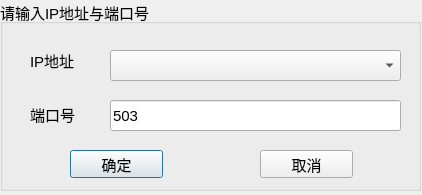
Old version of the form Demo2/setip.ui in the repository SoSuperSmall/QT.
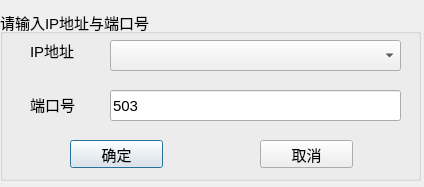
New version of the form.

What changed in the file:
```diff
--- a/Demo2/setip.ui
+++ b/Demo2/setip.ui
@@ -6,8 +6,8 @@
    <rect>
     <x>0</x>
     <y>0</y>
-    <width>422</width>
-    <height>195</height>
+    <width>424</width>
+    <height>187</height>
    </rect>
   </property>
   <property name="windowTitle">
@@ -17,9 +17,9 @@
    <property name="geometry">
     <rect>
      <x>0</x>
-     <y>0</y>
+     <y>10</y>
      <width>421</width>
-     <height>191</height>
+     <height>171</height>
     </rect>
    </property>
    <property name="font">
@@ -34,7 +34,7 @@
     <property name="geometry">
      <rect>
       <x>30</x>
-      <y>50</y>
+      <y>30</y>
       <width>72</width>
       <height>21</height>
      </rect>
@@ -47,7 +47,7 @@
     <property name="geometry">
      <rect>
       <x>30</x>
-      <y>104</y>
+      <y>84</y>
       <width>72</width>
       <height>21</height>
      </rect>
@@ -60,7 +60,7 @@
     <property name="geometry">
      <rect>
       <x>70</x>
-      <y>150</y>
+      <y>130</y>
       <width>93</width>
       <height>28</height>
      </rect>
@@ -73,7 +73,7 @@
     <property name="geometry">
      <rect>
       <x>260</x>
-      <y>150</y>
+      <y>130</y>
       <width>93</width>
       <height>28</height>
      </rect>
@@ -86,7 +86,7 @@
     <property name="geometry">
      <rect>
       <x>110</x>
-      <y>100</y>
+      <y>80</y>
       <width>291</width>
       <height>31</height>
      </rect>
@@ -105,7 +105,7 @@
     <property name="geometry">
      <rect>
       <x>110</x>
-      <y>50</y>
+      <y>30</y>
       <width>291</width>
       <height>31</height>
      </rect>
```
